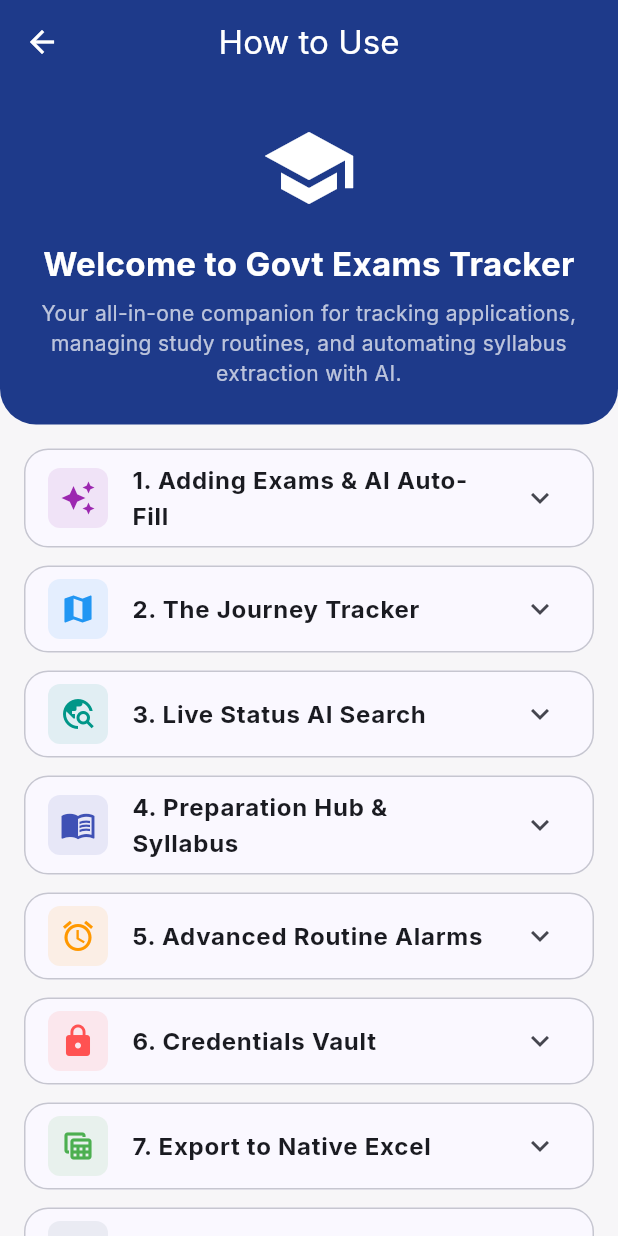
After one commit to DebanjanSarkar/govt_exam_tracker_app_releases, a Flutter app: the screen it shows after launch, in the side drawer, after a tap on "How to Use", on a phone screen of 412 x 824 dp. The commit adds this screen. Run offline on Flutter 3.47's test engine with Material 3 defaults, Android fonts, the phone set to English and light mode, and no system bars; our stand-ins replace cross_file, file_picker, flutter_local_notifications, flutter_riverpod, google_fonts, google_sign_in and 5 more; missing offline and left inert: googleapis, syncfusion_flutter_pdf; accounts and stored records are empty; network calls fail.

Commit message:
Updated latest_version.json for the new release of 5.1.0 version.

```diff
--- /dev/null
+++ b/govt_exam_tracker_app/lib/ui/screens/guide_screen.dart
@@ -0,0 +1,217 @@
+import 'package:flutter/material.dart';
+
+class GuideFeature {
+  final String title;
+  final IconData icon;
+  final Color color;
+  final String description;
+  final List<String> bulletPoints;
+
+  GuideFeature({
+    required this.title,
+    required this.icon,
+    required this.color,
+    required this.description,
+    required this.bulletPoints,
+  });
+}
+
+class GuideScreen extends StatelessWidget {
+  const GuideScreen({super.key});
+
+  @override
+  Widget build(BuildContext context) {
+    final theme = Theme.of(context);
+
+    // ==========================================
+    // MODULAR FEATURE LIST
+    // Easily add new features here in the future!
+    // ==========================================
+    final List<GuideFeature> features = [
+      GuideFeature(
+        title: '1. Adding Exams & AI Auto-Fill',
+        icon: Icons.auto_awesome,
+        color: Colors.purple,
+        description: 'Save time by letting AI read the official notification PDFs for you.',
+        bulletPoints: [
+          'Tap the "+ Add Exam" button on the dashboard.',
+          'Click the "Auto-Fill with Notification PDF" button.',
+          'Select the official Govt PDF from your phone.',
+          'The AI will magically extract the Exam Name, Advt No, Dates, Fees, and Eligibility in seconds!',
+        ],
+      ),
+      GuideFeature(
+        title: '2. The Journey Tracker',
+        icon: Icons.map,
+        color: Colors.blue,
+        description: 'Track your exact progress through complex multi-stage exams.',
+        bulletPoints: [
+          'When adding an exam, toggle the stages it has (e.g., Mains, Skill Test, Interview).',
+          'In the Exam Details page, you will see a beautiful Journey Stepper.',
+          'Tap the dropdown next to a stage to mark it as "Admit Card Out", "Exam Given", or "Passed".',
+          'If you mark a stage as "Failed" or "Missed", the rest of the journey will grey out.',
+        ],
+      ),
+      GuideFeature(
+        title: '3. Live Status AI Search',
+        icon: Icons.travel_explore,
+        color: Colors.teal,
+        description: 'Instantly check the internet for official admit cards or results.',
+        bulletPoints: [
+          'Go to the Journey Tracker in any Exam Details page.',
+          'Find your current active stage (e.g., Prelims).',
+          'Tap the "Check Current Status" button.',
+          'The app will silently search the web and summarize real-time news about admit card releases or merit lists!',
+        ],
+      ),
+      GuideFeature(
+        title: '4. Preparation Hub & Syllabus',
+        icon: Icons.menu_book,
+        color: Colors.indigo,
+        description: 'Get a customized, chapter-wise study plan.',
+        bulletPoints: [
+          'Scroll to the bottom of an Exam Details page and tap "Generate Study Plan".',
+          'Upload the notification PDF.',
+          'The AI will combine the PDF and Internet data to build a complete Exam Pattern and Syllabus checklist.',
+          'Check off topics as you study to see your Overall Preparation progress bar grow!',
+        ],
+      ),
+      GuideFeature(
+        title: '5. Advanced Routine Alarms',
+        icon: Icons.alarm,
+        color: Colors.orange,
+        description: 'Build a strict study routine and never miss a deadline.',
+        bulletPoints: [
+          'Go to the "Reminders" tab inside any exam to add an alarm.',
+          'Set custom rules like: "Every 2 weeks on Mon & Wed, until the Prelims Exam".',
+          'Enable "High Priority" if you want the alarm to wake up your phone screen and ring loudly even in sleep mode!',
+          'Manage all your alarms globally from the "Master Alarm Hub" in the side menu.',
+        ],
+      ),
+      GuideFeature(
+        title: '6. Credentials Vault',
+        icon: Icons.lock,
+        color: Colors.redAccent,
+        description: 'Safely store your login IDs and passwords.',
+        bulletPoints: [
+          'Save your Registration Number, Roll Number, and Password for each exam.',
+          'Passwords are hidden behind an eye icon for security.',
+          'Tap the copy icon to instantly copy credentials to your clipboard when logging into portals.',
+        ],
+      ),
+      // NEW FEATURE PLACEHOLDER: Just add a new GuideFeature() here when you build it!
+      GuideFeature(
+        title: '7. Export to Native Excel',
+        icon: Icons.table_view,
+        color: Colors.green,
+        description: 'Take full control of your data by exporting it to a premium Excel sheet.',
+        bulletPoints: [
+          'Open the side menu and tap "Export to Excel".',
+          'Select the specific timeframe (Years) and columns you want to export.',
+          'The generated .xlsx file will have colored statuses, native dropdowns, and calendar date cells!',
+        ],
+      ),
+      GuideFeature(
+        title: '8. Cloud Sync & AI Setup',
+        icon: Icons.cloud_sync,
+        color: Colors.blueGrey,
+        description: 'Keep your data permanently safe and 100% free.',
+        bulletPoints: [
+          'Log in with Google to securely backup your exams and alarms to a hidden folder in your Drive.',
+          'Go to "AI Settings" to paste your own Free Cerebras or Groq API key to power all the AI features without any server costs!',
+        ],
+      ),
+    ];
+
+    return Scaffold(
+      backgroundColor: theme.colorScheme.surfaceContainerHighest.withOpacity(0.3),
+      appBar: AppBar(
+        title: const Text('How to Use'),
+        elevation: 0,
+      ),
+      body: CustomScrollView(
+        slivers: [
+          SliverToBoxAdapter(
+            child: Container(
+              padding: const EdgeInsets.all(24.0),
+              decoration: BoxDecoration(
+                color: theme.colorScheme.primary,
+                borderRadius: const BorderRadius.only(
+                  bottomLeft: Radius.circular(24),
+                  bottomRight: Radius.circular(24),
+                ),
+              ),
+              child: const Column(
+                children: [
+                  Icon(Icons.school, size: 64, color: Colors.white),
+                  SizedBox(height: 16),
+                  Text(
+                    'Welcome to Govt Exams Tracker',
+                    textAlign: TextAlign.center,
+                    style: TextStyle(fontSize: 22, fontWeight: FontWeight.bold, color: Colors.white),
+                  ),
+                  SizedBox(height: 8),
+                  Text(
+                    'Your all-in-one companion for tracking applications, managing study routines, and automating syllabus extraction with AI.',
+                    textAlign: TextAlign.center,
+                    style: TextStyle(fontSize: 14, color: Colors.white70),
+                  ),
+                ],
+              ),
+            ),
+          ),
+          SliverPadding(
+            padding: const EdgeInsets.all(16.0),
+            sliver: SliverList(
+              delegate: SliverChildBuilderDelegate(
+                    (context, index) {
+                  final feature = features[index];
+                  return Card(
+                    margin: const EdgeInsets.only(bottom: 12),
+                    elevation: 0,
+                    color: theme.colorScheme.surface,
+                    shape: RoundedRectangleBorder(
+                      side: BorderSide(color: theme.colorScheme.outlineVariant),
+                      borderRadius: BorderRadius.circular(16),
+                    ),
+                    child: Theme(
+                      data: Theme.of(context).copyWith(dividerColor: Colors.transparent),
+                      child: ExpansionTile(
+                        leading: Container(
+                          padding: const EdgeInsets.all(8),
+                          decoration: BoxDecoration(
+                            color: feature.color.withOpacity(0.1),
+                            borderRadius: BorderRadius.circular(8),
+                          ),
+                          child: Icon(feature.icon, color: feature.color),
+                        ),
+                        title: Text(feature.title, style: const TextStyle(fontWeight: FontWeight.bold)),
+                        childrenPadding: const EdgeInsets.only(left: 24, right: 24, bottom: 20),
+                        children: [
+                          Text(feature.description, style: TextStyle(color: theme.colorScheme.primary, fontWeight: FontWeight.w600, fontSize: 13)),
+                          const SizedBox(height: 12),
+                          ...feature.bulletPoints.map((point) => Padding(
+                            padding: const EdgeInsets.only(bottom: 8.0),
+                            child: Row(
+                              crossAxisAlignment: CrossAxisAlignment.start,
+                              children: [
+                                const Text('• ', style: TextStyle(fontSize: 16, fontWeight: FontWeight.bold, color: Colors.grey)),
+                                Expanded(child: Text(point, style: const TextStyle(fontSize: 14, height: 1.4))),
+                              ],
+                            ),
+                          )),
+                        ],
+                      ),
+                    ),
+                  );
+                },
+                childCount: features.length,
+              ),
+            ),
+          ),
+          const SliverPadding(padding: EdgeInsets.only(bottom: 40)),
+        ],
+      ),
+    );
+  }
+}
--- a/govt_exam_tracker_app/lib/ui/widgets/main_drawer.dart
+++ b/govt_exam_tracker_app/lib/ui/widgets/main_drawer.dart
@@ -5,6 +5,7 @@ import '../../providers/sync_provider.dart';
 import '../screens/settings_screen.dart';
 import '../screens/export_screen.dart';
 import '../screens/reminders_screen.dart';
+import '../screens/guide_screen.dart'; // NEW IMPORT
 
 class MainDrawer extends ConsumerWidget {
   const MainDrawer({super.key});
@@ -51,7 +52,6 @@ class MainDrawer extends ConsumerWidget {
         child: Column(
           children: [
             Expanded(
-              // Added an explicit Scrollbar for standard UX
               child: Scrollbar(
                 thumbVisibility: true,
                 thickness: 6.0,
@@ -102,6 +102,16 @@ class MainDrawer extends ConsumerWidget {
 
                     const Divider(),
 
+                    // NEW: HOW TO USE / GUIDE SECTION
+                    ListTile(
+                      leading: const Icon(Icons.help_outline, color: Colors.lightBlue),
+                      title: const Text('How to Use'),
+                      onTap: () {
+                        Navigator.pop(context);
+                        Navigator.push(context, MaterialPageRoute(builder: (context) => const GuideScreen()));
+                      },
+                    ),
+
                     ListTile(
                       leading: const Icon(Icons.alarm, color: Colors.orange),
                       title: const Text('Master Alarm Hub'),
@@ -142,7 +152,6 @@ class MainDrawer extends ConsumerWidget {
               ),
             ),
 
-            // NEW: VISUAL SCROLL HINT (Only visible if they haven't scrolled, guides the eye downward)
             Container(
               width: double.infinity,
               padding: const EdgeInsets.only(top: 8, bottom: 4),
@@ -164,7 +173,6 @@ class MainDrawer extends ConsumerWidget {
               ),
             ),
 
-            // BRANDING SECTION
             Container(
               width: double.infinity,
               padding: const EdgeInsets.only(top: 8.0, bottom: 24.0, left: 16.0, right: 16.0),
--- a/latest_version.json
+++ b/latest_version.json
@@ -1,6 +1,6 @@
 {
-  "version": "5.0.0",
-  "build_number": 7,
+  "version": "5.1.0",
+  "build_number": 8,
   "url": "https://github.com/DebanjanSarkar/govt_exam_tracker_app_releases/releases/latest",
-  "release_notes": "Added advanced customised alerts and reminders feature - users can now add routine plans and set up alerts and reminders exam-wise - helping them to stick to preparation routines!"
+  "release_notes": "Enhanced the alarm feature of the app - the app now has its own alarm tune, and added option of high priority alarms that beeps even when the screen is off i.e. in standby mode."
 }
```
